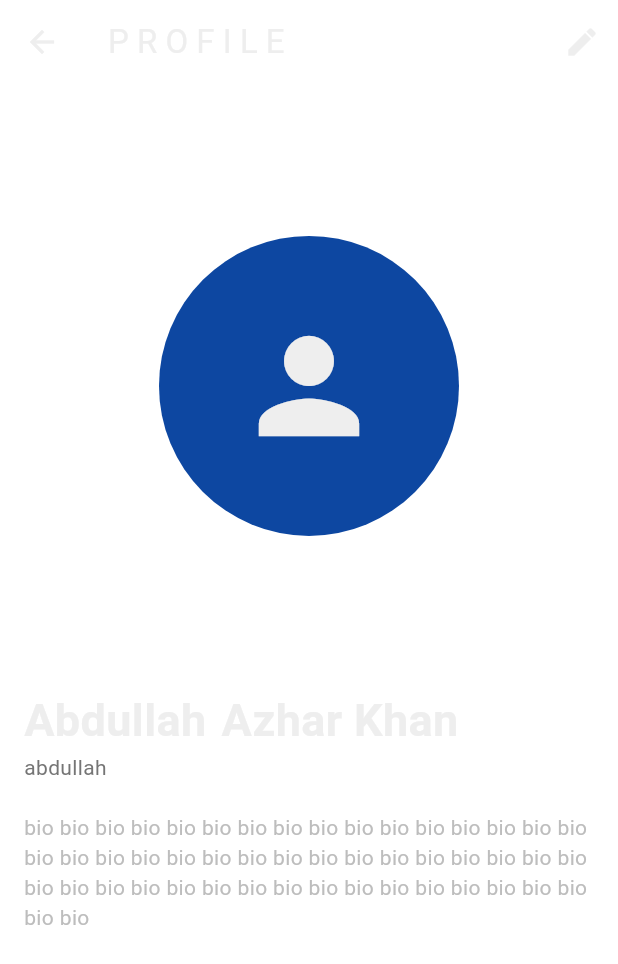
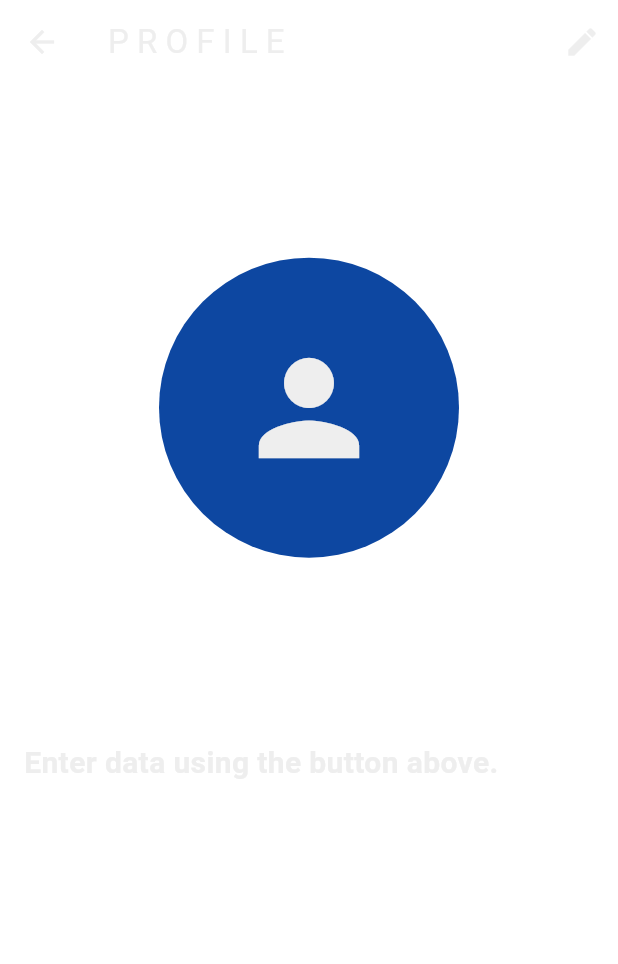
Before and after one commit to thenoisyninga/cricket_team_manager_pro, a Flutter app: the HomePage screen opened directly, after a tap on the "person" icon, on a phone screen of 412 x 824 dp. Shown: the top 964 px of the screen. Run offline on Flutter 3.47's test engine with Material 3 defaults, Android fonts, the phone set to English and light mode, and no system bars; our stand-ins replace cloud_firestore, firebase_auth, firebase_core, image_picker; accounts and stored records are empty.

Commit message:
first submission

```diff
--- a/lib/auth/auth_ops.dart
+++ b/lib/auth/auth_ops.dart
@@ -1,3 +1,5 @@
+import 'package:cricket_team_manager_pro/data_ops/upload_player.dart';
+import 'package:cricket_team_manager_pro/models/player_model.dart';
 import 'package:firebase_auth/firebase_auth.dart';
 
 Future<String?> loginWithEmailAndPassword(String email, String password) async {
@@ -25,6 +27,9 @@ Future<String?> signUpWithEmailAndPassword(
       password: password,
     );
 
+    // TODO Populate with default data
+    addPlayerToFirestore(Player.fromDefault());
+
     return "success";
   } on FirebaseAuthException catch (e) {
     return e.code;
@@ -46,3 +51,14 @@ Future<String?> logout() async {
     return "failed";
   }
 }
+
+Future<User?> getCurrentUser() async {
+  User? userToReturn;
+  await FirebaseAuth.instance.authStateChanges().listen((User? user) {
+    if (user != null) {
+      userToReturn = user;
+    }
+  });
+
+  return userToReturn;
+}
--- /dev/null
+++ b/lib/data_ops/upload_player.dart
@@ -0,0 +1,33 @@
+import 'package:cloud_firestore/cloud_firestore.dart';
+import 'package:cricket_team_manager_pro/auth/auth_ops.dart';
+import 'package:cricket_team_manager_pro/models/player_model.dart';
+import 'package:firebase_auth/firebase_auth.dart';
+
+Future<void> addPlayerToFirestore(Player player) async {
+  var db = FirebaseFirestore.instance;
+
+  User? user = await getCurrentUser();
+
+  if (user != null) {
+    print("adding");
+    db.collection("players").doc(user.uid).set(player.toMap());
+  } else {
+    print("user null");
+  }
+}
+
+Future<Player?> getPlayerFromFirestore() async {
+  var db = FirebaseFirestore.instance;
+
+  User? user = await getCurrentUser();
+  Player? player;
+
+  if (user != null) {
+    await db.collection("players").doc(user.uid).get().then((doc) {
+      if (doc.data() != null) {
+        player = Player.fromMap((doc.data()!));
+      }
+    });
+  }
+  return player;
+}
--- a/lib/models/player_model.dart
+++ b/lib/models/player_model.dart
@@ -1,5 +1,3 @@
-import 'package:cricket_team_manager_pro/models/skillset_model.dart';
-
 class Player {
   late String firstName;
   late String lastName;
@@ -9,17 +7,70 @@ class Player {
   late String gender;
   late double weight;
   late double height;
-  late SkillSet skillSet;
+  late String dpData;
+  late List<dynamic> battingSkills;
+  late List<dynamic> bowlingSkills;
+  late List<dynamic> fieldingSkills;
 
   Player(
     this.firstName,
     this.lastName,
     this.username,
+    this.dpData,
     this.bio,
     this.age,
     this.gender,
     this.weight,
     this.height,
-    this.skillSet,
+    this.battingSkills,
+    this.bowlingSkills,
+    this.fieldingSkills,
   );
+
+  Player.fromDefault() {
+    firstName = "";
+    lastName = "";
+    username = "";
+    bio = "";
+    age = 0;
+    gender = "";
+    dpData = "";
+    weight = 0.0;
+    height = 0.0;
+    battingSkills = [];
+    bowlingSkills = [];
+    fieldingSkills = [];
+  }
+
+  Player.fromMap(Map<String, dynamic> map) {
+    firstName = map["firstName"];
+    lastName = map["lastName"];
+    username = map["username"];
+    bio = map["bio"];
+    age = map["age"];
+    gender = map["gender"];
+    weight = map["weight"];
+    dpData = map["dpData"];
+    height = map["height"];
+    battingSkills = map["battingSkills"];
+    bowlingSkills = map["bowlingSkills"];
+    fieldingSkills = map["fieldingSkills"];
+  }
+
+  toMap() {
+    return {
+      "firstName": firstName,
+      "lastName": lastName,
+      "username": username,
+      "bio": bio,
+      "age": age,
+      "gender": gender,
+      "weight": weight,
+      "dpData": dpData,
+      "height": height,
+      "battingSkills": battingSkills,
+      "bowlingSkills": bowlingSkills,
+      "fieldingSkills": fieldingSkills,
+    };
+  }
 }
--- a/lib/models/skillset_model.dart
+++ /dev/null
@@ -1,7 +0,0 @@
-class SkillSet {
-  late List<String> battingSkills;
-  late List<String> bowlingSkills;
-  late List<String> fieldingSkills;
-
-  SkillSet(this.battingSkills, this.bowlingSkills, this.fieldingSkills);
-}
--- a/lib/pages/home.dart
+++ b/lib/pages/home.dart
@@ -1,6 +1,7 @@
 import 'package:cricket_team_manager_pro/auth/auth_ops.dart';
+import 'package:cricket_team_manager_pro/data_ops/upload_player.dart';
 import 'package:cricket_team_manager_pro/models/player_model.dart';
-import 'package:cricket_team_manager_pro/models/skillset_model.dart';
+import 'package:cricket_team_manager_pro/pages/login.dart';
 import 'package:cricket_team_manager_pro/pages/profile_view.dart';
 import 'package:flutter/cupertino.dart';
 import 'package:flutter/material.dart';
@@ -12,7 +13,7 @@ class HomePage extends StatelessWidget {
   Widget build(BuildContext context) {
     return Scaffold(
       appBar: AppBar(
-        title: Text("H O M E"),
+        title: const Text("H O M E"),
         backgroundColor: Colors.transparent,
         actions: [
           IconButton(
@@ -20,37 +21,23 @@ class HomePage extends StatelessWidget {
               Navigator.push(
                 context,
                 MaterialPageRoute(
-                  builder: (context) => ProfileView(
-                    player: Player(
-                      "Abdullah",
-                      "Azhar Khan",
-                      "abdullah",
-                      "bio bio bio bio bio bio bio bio bio bio bio bio bio bio bio bio bio bio bio bio bio bio bio bio bio bio bio bio bio bio bio bio bio bio bio bio bio bio bio bio bio bio bio bio bio bio bio bio bio bio ",
-                      20,
-                      "M",
-                      60.0,
-                      600,
-                      SkillSet(
-                        [],
-                        [],
-                        [],
-                      ),
-                    ),
-                  ),
+                  builder: (context) => ProfileView(),
                 ),
               );
+
+              // addPlayerToFirestore(Player.fromDefault());
             },
             icon: const Icon(Icons.person),
           ),
           PopupMenuButton(itemBuilder: (context) {
             return [
               PopupMenuItem(
-                onTap: () {
-                  logout();
+                onTap: () async {
+                  print(await logout());
                   Navigator.pushReplacement(
                     context,
                     MaterialPageRoute(
-                      builder: (context) => const HomePage(),
+                      builder: (context) => const LoginPage(),
                     ),
                   );
                 },
@@ -60,7 +47,7 @@ class HomePage extends StatelessWidget {
           })
         ],
       ),
-      body: Center(child: Text("Home,")),
+      body: const Center(child: const Text("Home,")),
     );
   }
 }
--- a/lib/pages/login.dart
+++ b/lib/pages/login.dart
@@ -102,8 +102,6 @@ class _LoginPageState extends State<LoginPage> {
                         String? result = await loginWithEmailAndPassword(
                             emailController.text, passwordController.text);
 
-                        print(result);
-
                         if (result != "success") {
                           // If email error
                           if (result == "invalid-email") {
--- a/lib/pages/profile_view.dart
+++ b/lib/pages/profile_view.dart
@@ -1,10 +1,10 @@
+import 'package:cricket_team_manager_pro/data_ops/upload_player.dart';
+import 'package:cricket_team_manager_pro/dialogues/modify_data.dart';
 import 'package:cricket_team_manager_pro/models/player_model.dart';
 import 'package:flutter/material.dart';
 
 class ProfileView extends StatefulWidget {
-  const ProfileView({super.key, required this.player});
-
-  final Player player;
+  const ProfileView({super.key});
 
   @override
   State<ProfileView> createState() => _ProfileViewState();
@@ -13,14 +13,26 @@ class ProfileView extends StatefulWidget {
 class _ProfileViewState extends State<ProfileView> {
   @override
   Widget build(BuildContext context) {
+    return FutureBuilder(
+        future: getPlayerFromFirestore(),
+        builder: (context, snapshot) {
+          if (snapshot.hasData) {
+            Player player = snapshot.data!;
             return Scaffold(
               appBar: AppBar(
                 title: const Text("P R O F I L E"),
                 backgroundColor: Colors.transparent,
                 actions: [
                   IconButton(
-            onPressed: () {},
-            icon: Icon(Icons.edit),
+                    onPressed: () {
+                      showDialog(
+                          context: context,
+                          builder: (context) => ModifyDataDialogue())
+                        ..then((value) {
+                          setState(() {});
+                        });
+                    },
+                    icon: const Icon(Icons.edit),
                   ),
                 ],
               ),
@@ -43,27 +55,30 @@ class _ProfileViewState extends State<ProfileView> {
                           Row(
                             children: [
                               Text(
-                        widget.player.firstName,
-                        style: const TextStyle(
-                            fontWeight: FontWeight.bold, fontSize: 30),
+                                player.firstName == ""
+                                    ? "Enter data using the button above."
+                                    : player.firstName,
+                                style: TextStyle(
+                                    fontWeight: FontWeight.bold,
+                                    fontSize: player.firstName == "" ? 20 : 30),
                               ),
                               const SizedBox(
                                 width: 10,
                               ),
                               Text(
-                        widget.player.lastName,
+                                player.lastName,
                                 style: const TextStyle(
                                     fontWeight: FontWeight.bold, fontSize: 30),
                               ),
                             ],
                           ),
                           Text(
-                    widget.player.username,
+                            player.username,
                             style: TextStyle(color: Colors.grey[600]),
                           ),
                           const SizedBox(height: 20),
                           Text(
-                    widget.player.bio,
+                            player.bio,
                             style: TextStyle(color: Colors.grey[400]),
                           )
                         ],
@@ -74,5 +89,11 @@ class _ProfileViewState extends State<ProfileView> {
                 ),
               ),
             );
+          } else {
+            return const Center(
+              child: CircularProgressIndicator(),
+            );
+          }
+        });
   }
 }
--- a/pubspec.yaml
+++ b/pubspec.yaml
@@ -37,6 +37,8 @@ dependencies:
   cupertino_icons: ^1.0.6
   firebase_core: ^2.26.0
   firebase_auth: ^4.17.7
+  cloud_firestore: ^4.15.7
+  image_picker: ^1.0.7
 
 dev_dependencies:
   flutter_test:
```
Also changed, not shown: lib/dialogues/modify_data.dart (added, +103 -0 lines), lib/pages/register.dart (+6 -7 lines), pubspec.lock, 6 other files. Lines whose indentation alone changed are shown as unchanged.
